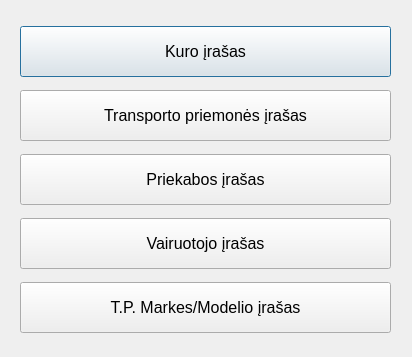
Before: the Qt Designer form userinterfaces/pasirinkimai.ui in GytisJarasiunas/baig_darbas, drawn with Qt 5.
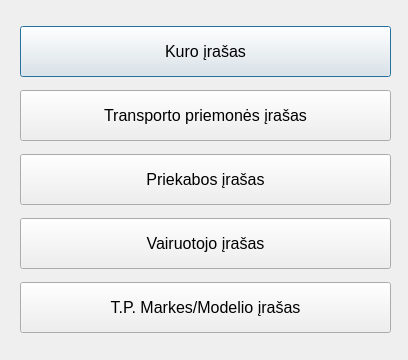
After: the same form once the commit is applied.

The edit to the form file:
```diff
--- a/userinterfaces/pasirinkimai.ui
+++ b/userinterfaces/pasirinkimai.ui
@@ -6,8 +6,8 @@
    <rect>
     <x>0</x>
     <y>0</y>
-    <width>412</width>
-    <height>357</height>
+    <width>408</width>
+    <height>360</height>
    </rect>
   </property>
   <property name="windowTitle">
```
